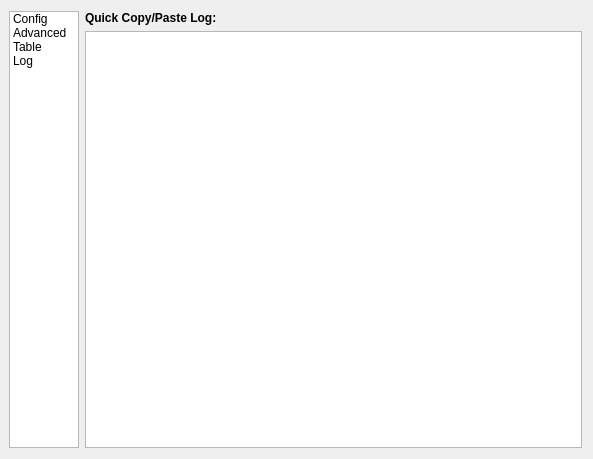
Above: src/dialog_ui/dialog_base.ui from tetrakai1/GetFeats before the change. Below: the same form after it.
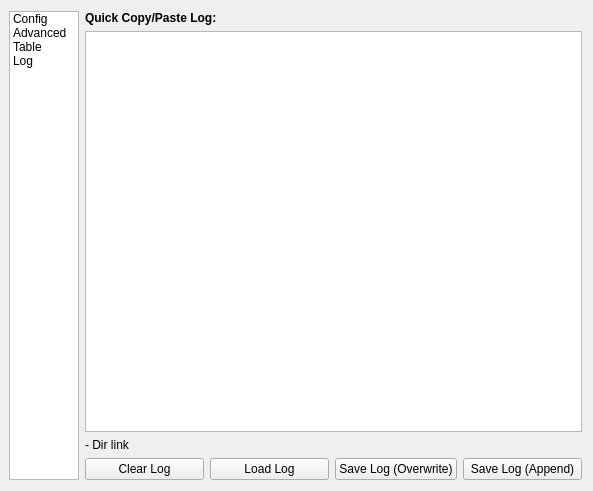
That is the form after the change. The open tabs and pages were chosen to show the change. Custom widgets are drawn as their Qt base class.

The edit to the form file:
```diff
--- a/src/dialog_ui/dialog_base.ui
+++ b/src/dialog_ui/dialog_base.ui
@@ -7,7 +7,7 @@
     <x>0</x>
     <y>0</y>
     <width>593</width>
-    <height>459</height>
+    <height>491</height>
    </rect>
   </property>
   <property name="windowTitle">
@@ -1701,6 +1701,65 @@
           <item>
            <widget class="QTextEdit" name="copyPasteLog"/>
           </item>
+          <item>
+           <widget class="QLabel" name="logDirLink">
+            <property name="text">
+             <string>- Dir link</string>
+            </property>
+           </widget>
+          </item>
+          <item>
+           <widget class="QFrame" name="frame_23">
+            <property name="frameShape">
+             <enum>QFrame::NoFrame</enum>
+            </property>
+            <property name="frameShadow">
+             <enum>QFrame::Plain</enum>
+            </property>
+            <layout class="QHBoxLayout" name="horizontalLayout_12">
+             <property name="leftMargin">
+              <number>0</number>
+             </property>
+             <property name="topMargin">
+              <number>0</number>
+             </property>
+             <property name="rightMargin">
+              <number>0</number>
+             </property>
+             <property name="bottomMargin">
+              <number>0</number>
+             </property>
+             <item>
+              <widget class="QPushButton" name="clearLog">
+               <property name="text">
+                <string>Clear Log</string>
+               </property>
+              </widget>
+             </item>
+             <item>
+              <widget class="QPushButton" name="loadLog">
+               <property name="text">
+                <string>Load Log</string>
+               </property>
+              </widget>
+             </item>
+             <item>
+              <widget class="QPushButton" name="saveLog">
+               <property name="text">
+                <string>Save Log (Overwrite)</string>
+               </property>
+              </widget>
+             </item>
+             <item>
+              <widget class="QPushButton" name="appendLog">
+               <property name="text">
+                <string>Save Log (Append)</string>
+               </property>
+              </widget>
+             </item>
+            </layout>
+           </widget>
+          </item>
          </layout>
         </widget>
        </item>
```
Left out of the diff: 34 changed lines with no effect on the pictures.
